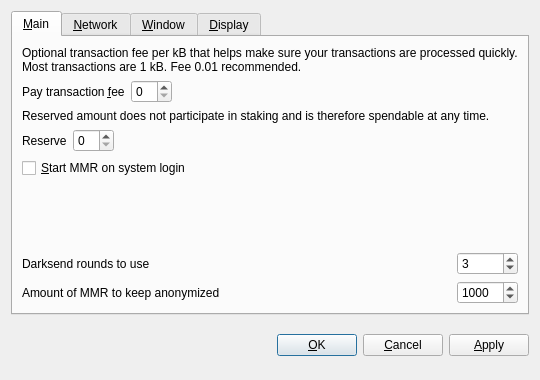
First picture: the form in src/qt/forms/optionsdialog.ui, repository MinuteManReserve/mmr-core, before the edit.
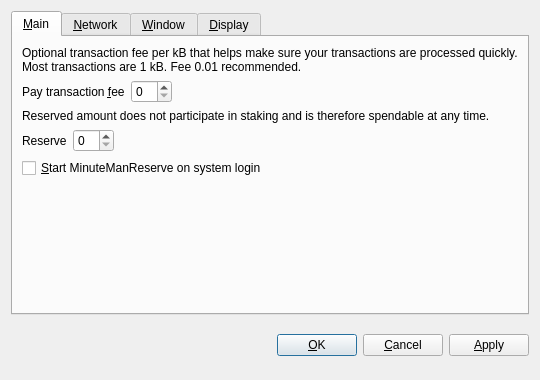
Second picture: the form after the edit. Custom widgets are drawn as their Qt base class.

```diff
--- a/src/qt/forms/optionsdialog.ui
+++ b/src/qt/forms/optionsdialog.ui
@@ -29,8 +29,8 @@
       <attribute name="title">
        <string>&amp;Main</string>
       </attribute>
-      <layout class="QGridLayout" name="gridLayout">
-       <item row="0" column="0" colspan="2">
+      <layout class="QVBoxLayout" name="verticalLayout_Main">
+       <item>
         <widget class="QLabel" name="transactionFeeInfoLabel">
          <property name="text">
           <string>Optional transaction fee per kB that helps make sure your transactions are processed quickly. Most transactions are 1 kB. Fee 0.01 recommended.</string>
@@ -43,7 +43,7 @@
          </property>
         </widget>
        </item>
-       <item row="1" column="0">
+       <item>
         <layout class="QHBoxLayout" name="horizontalLayoutFee">
          <item>
           <widget class="QLabel" name="transactionFeeLabel">
@@ -76,7 +76,7 @@
          </item>
         </layout>
        </item>
-       <item row="2" column="0" colspan="2">
+       <item>
         <widget class="QLabel" name="reserveBalanceInfoLabel">
          <property name="text">
           <string>Reserved amount does not participate in staking and is therefore spendable at any time.</string>
@@ -89,7 +89,7 @@
          </property>
         </widget>
        </item>
-       <item row="3" column="0">
+       <item>
         <layout class="QHBoxLayout" name="horizontalLayoutReserveBalance">
          <item>
           <widget class="QLabel" name="reserveBalanceLabel">
@@ -122,17 +122,17 @@
          </item>
         </layout>
        </item>
-       <item row="4" column="0">
+       <item>
         <widget class="QCheckBox" name="bitcoinAtStartup">
          <property name="toolTip">
-          <string>Automatically start MMR after logging in to the system.</string>
+          <string>Automatically start MinuteManReserve after logging in to the system.</string>
          </property>
          <property name="text">
-          <string>&amp;Start MMR on system login</string>
+          <string>&amp;Start MinuteManReserve on system login</string>
          </property>
         </widget>
        </item>
-       <item row="5" column="0">
+       <item>
         <spacer name="verticalSpacer_Main">
          <property name="orientation">
           <enum>Qt::Vertical</enum>
@@ -145,67 +145,6 @@
          </property>
         </spacer>
        </item>
-       <item row="6" column="0">
-        <widget class="QLabel" name="label">
-         <property name="toolTip">
-          <string>&lt;html&gt;&lt;head/&gt;&lt;body&gt;&lt;p&gt;This setting determines the amount of individual masternodes that an input will be anonymized through. More rounds of anonymization gives a higher degree of privacy, but also costs more in fees.&lt;/p&gt;&lt;/body&gt;&lt;/html&gt;</string>
-         </property>
-         <property name="text">
-          <string>Darksend rounds to use</string>
-         </property>
-        </widget>
-       </item>
-       <item row="6" column="1">
-        <widget class="QSpinBox" name="darksendRounds">
-         <property name="minimum">
-          <number>2</number>
-         </property>
-         <property name="maximum">
-          <number>16</number>
-         </property>
-         <property name="value">
-          <number>3</number>
-         </property>
-        </widget>
-       </item>
-       <item row="7" column="0">
-        <widget class="QLabel" name="label_2">
-         <property name="toolTip">
-          <string>This amount acts as a threshold to turn off Darksend once it's reached.</string>
-         </property>
-         <property name="statusTip">
-          <string notr="true"/>
-         </property>
-         <property name="whatsThis">
-          <string notr="true"/>
-         </property>
-         <property name="accessibleName">
-          <string notr="true"/>
-         </property>
-         <property name="accessibleDescription">
-          <string notr="true"/>
-         </property>
-         <property name="text">
-          <string>Amount of MMR to keep anonymized</string>
-         </property>
-        </widget>
-       </item>
-       <item row="7" column="1">
-        <widget class="QSpinBox" name="anonymizeIon">
-         <property name="minimum">
-          <number>2</number>
-         </property>
-         <property name="maximum">
-          <number>10000</number>
-         </property>
-         <property name="singleStep">
-          <number>10</number>
-         </property>
-         <property name="value">
-          <number>1000</number>
-         </property>
-        </widget>
-       </item>
       </layout>
      </widget>
      <widget class="QWidget" name="tabNetwork">
@@ -216,7 +155,7 @@
        <item>
         <widget class="QCheckBox" name="mapPortUpnp">
          <property name="toolTip">
-          <string>Automatically open the MMR client port on the router. This only works when your router supports UPnP and it is enabled.</string>
+          <string>Automatically open the MinuteManReserve client port on the router. This only works when your router supports UPnP and it is enabled.</string>
          </property>
          <property name="text">
           <string>Map port using &amp;UPnP</string>
@@ -226,7 +165,7 @@
        <item>
         <widget class="QCheckBox" name="connectSocks">
          <property name="toolTip">
-          <string>Connect to the MMR network through a SOCKS5 proxy (e.g. when connecting through Tor).</string>
+          <string>Connect to the MinuteManReserve network through a SOCKS5 proxy (e.g. when connecting through Tor).</string>
          </property>
          <property name="text">
           <string>&amp;Connect through SOCKS5 proxy:</string>
@@ -380,7 +319,7 @@
          <item>
           <widget class="QValueComboBox" name="lang">
            <property name="toolTip">
-            <string>The user interface language can be set here. This setting will take effect after restarting MMR.</string>
+            <string>The user interface language can be set here. This setting will take effect after restarting MinuteManReserve.</string>
            </property>
           </widget>
          </item>
@@ -420,6 +359,13 @@
          </property>
         </widget>
        </item>
+       <item>
+        <widget class="QCheckBox" name="useBlackTheme">
+         <property name="text">
+          <string>Use black visual theme (requires restart)</string>
+         </property>
+        </widget>
+       </item>
        <item>
         <spacer name="verticalSpacer_Display">
          <property name="orientation">
```
Left out of the diff: 1 changed line with no effect on the pictures.
